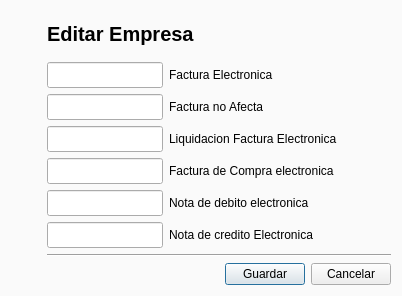
First picture: the form in GUI/editarConfig.ui, repository firenessmax/bte001, before the edit.
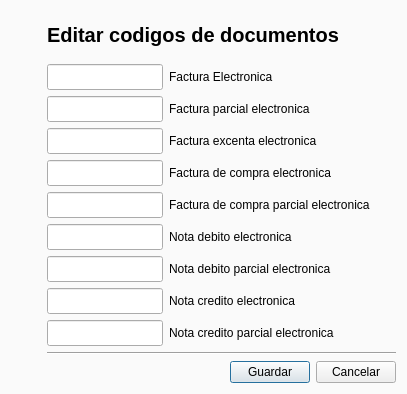
Second picture: the form after the edit. Icons and pictures are not drawn.

Commit message: la wea i la guea

What changed in the file:
```diff
--- a/GUI/editarConfig.ui
+++ b/GUI/editarConfig.ui
@@ -9,8 +9,8 @@
    <rect>
     <x>0</x>
     <y>0</y>
-    <width>402</width>
-    <height>296</height>
+    <width>407</width>
+    <height>394</height>
    </rect>
   </property>
   <property name="sizePolicy">
@@ -140,7 +140,7 @@
         </font>
        </property>
        <property name="text">
-        <string>Editar Empresa</string>
+        <string>Editar codigos de documentos</string>
        </property>
       </widget>
      </item>
@@ -159,23 +159,23 @@
          </property>
         </widget>
        </item>
-       <item row="2" column="0">
-        <widget class="QLineEdit" name="facturaNoAfectaLineEdit"/>
-       </item>
        <item row="2" column="1">
         <widget class="QLabel" name="facturaNoAfectaLabel">
          <property name="text">
-          <string>Factura no Afecta</string>
+          <string>Factura parcial electronica</string>
          </property>
         </widget>
        </item>
+       <item row="2" column="0">
+        <widget class="QLineEdit" name="facturaParcialElectronicaLineEdit"/>
+       </item>
        <item row="3" column="0">
         <widget class="QLineEdit" name="liquidacionFacturaElectronicaLineEdit"/>
        </item>
        <item row="3" column="1">
         <widget class="QLabel" name="liquidacionFacturaElectronicaLabel">
          <property name="text">
-          <string>Liquidacion Factura Electronica</string>
+          <string>Factura excenta electronica</string>
          </property>
         </widget>
        </item>
@@ -185,7 +185,7 @@
        <item row="4" column="1">
         <widget class="QLabel" name="facturaDeCompraElectronicaLabel">
          <property name="text">
-          <string>Factura de Compra electronica</string>
+          <string>Factura de compra electronica</string>
          </property>
         </widget>
        </item>
@@ -195,19 +195,49 @@
        <item row="5" column="1">
         <widget class="QLabel" name="notaDeDebitoElectronicaLabel">
          <property name="text">
-          <string>Nota de debito electronica</string>
-         </property>
-        </widget>
-       </item>
-       <item row="6" column="1">
-        <widget class="QLabel" name="notaDeCreditoElectronicaLabel">
-         <property name="text">
-          <string>Nota de credito Electronica</string>
+          <string>Factura de compra parcial electronica</string>
          </property>
         </widget>
        </item>
        <item row="6" column="0">
-        <widget class="QLineEdit" name="notaDeCreditoElectronicaLineEdit"/>
+        <widget class="QLineEdit" name="notaDebitoElectronicaLineEdit"/>
+       </item>
+       <item row="6" column="1">
+        <widget class="QLabel" name="notaDebitoElectronicaLabel">
+         <property name="text">
+          <string>Nota debito electronica</string>
+         </property>
+        </widget>
+       </item>
+       <item row="7" column="0">
+        <widget class="QLineEdit" name="notaDebitoParcialElectronicaLineEdit"/>
+       </item>
+       <item row="7" column="1">
+        <widget class="QLabel" name="notaDebitoParcialElectronicaLabel">
+         <property name="text">
+          <string>Nota debito parcial electronica</string>
+         </property>
+        </widget>
+       </item>
+       <item row="8" column="0">
+        <widget class="QLineEdit" name="notaCreditoElectronicaLineEdit"/>
+       </item>
+       <item row="8" column="1">
+        <widget class="QLabel" name="notaCreditoElectronicaLabel">
+         <property name="text">
+          <string>Nota credito electronica</string>
+         </property>
+        </widget>
+       </item>
+       <item row="9" column="0">
+        <widget class="QLineEdit" name="notaCreditoParcialElectronicaLineEdit"/>
+       </item>
+       <item row="9" column="1">
+        <widget class="QLabel" name="notaCreditoParcialElectronicaLabel">
+         <property name="text">
+          <string>Nota credito parcial electronica</string>
+         </property>
+        </widget>
        </item>
       </layout>
      </item>
```
Left out of the diff: 16 changed lines with no effect on the pictures. The commit also changes 2 other files.
